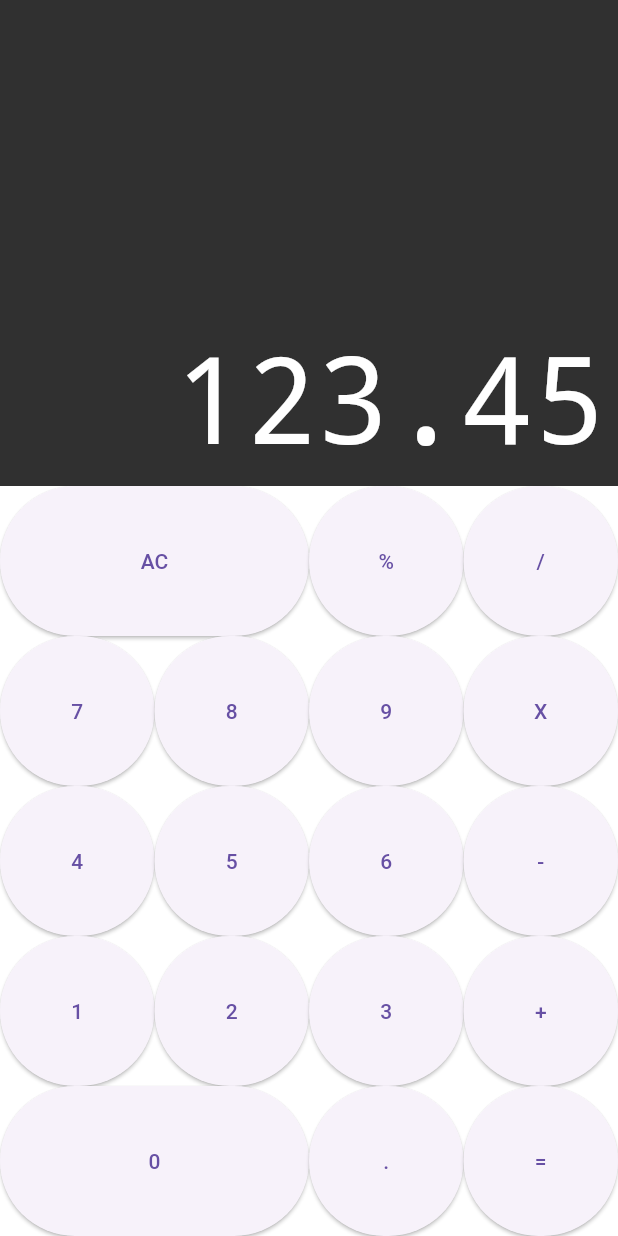
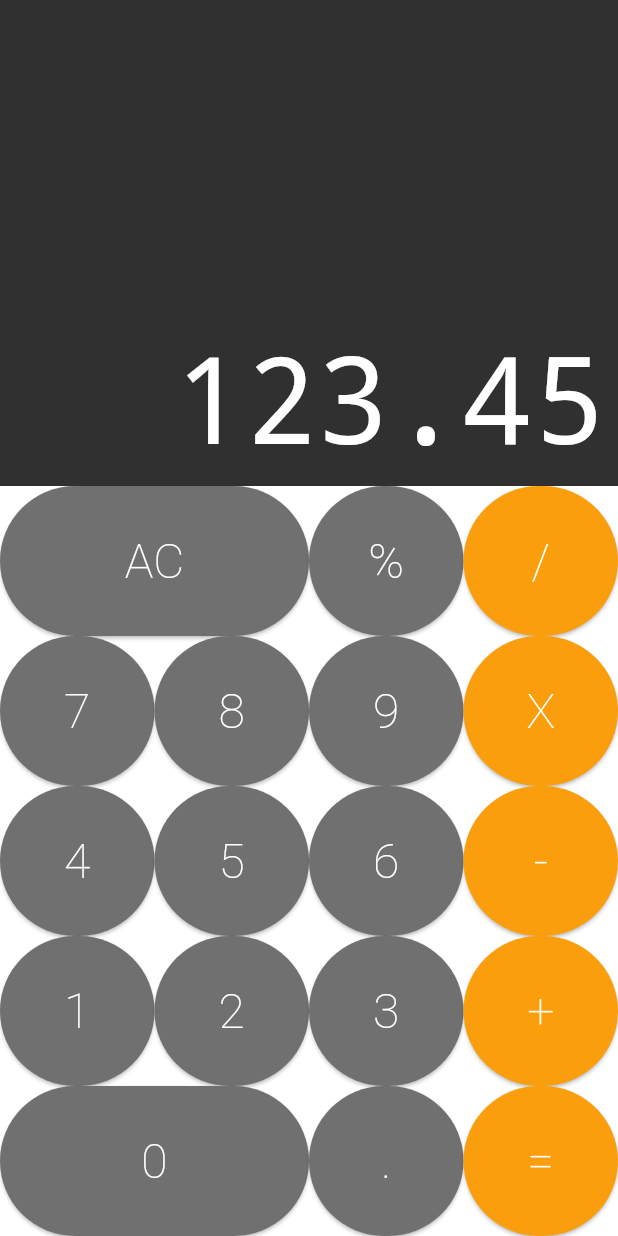
Before and after one commit to Eduardo-Alves-de-Sousa/Calculadora_dart, a Flutter app: the screen it shows after launch, on a phone screen of 412 x 824 dp. Run offline on Flutter 3.47's test engine with Material 3 defaults, Android fonts, the phone set to English and light mode, and no system bars; drawn by our look-alikes of auto_size_text.

Commit message:
inserindo: cores nos buttons e principalmente cores nos operadores (/,x,-,+,=).

```diff
--- a/lib/components/button.dart
+++ b/lib/components/button.dart
@@ -1,17 +1,36 @@
 import 'package:flutter/material.dart';
 
 class Button extends StatelessWidget {
-  const Button({super.key, required this.text, this.big = false});
+  const Button({super.key, required this.text, this.big = false, this.color = DEFALT});
+  const Button.big({super.key, required this.text, this.big = true, this.color = DEFALT});
+  const Button.operation({super.key, required this.text, this.big = false, this.color = OPERATION});
+
+  static const DARK = Color.fromRGBO(82, 82, 82, 1);
+  static const DEFALT = Color.fromRGBO(112, 112, 112, 1);
+  static const OPERATION = Color.fromRGBO(250, 158, 13, 1);
 
   final String text;
   final bool big;
+  final Color color;
+
 
   @override
   Widget build(BuildContext context) {
     return Expanded(
       flex: big ? 2 : 1,
       child: ElevatedButton(
-        child: Text(text),
+        style: ElevatedButton.styleFrom(
+          foregroundColor: Colors.white, // Define a cor do texto do botão
+          backgroundColor: color, // Define a cor do texto do botão
+        ),
+        child: Text(
+          text,
+          style: const TextStyle(
+            color: Colors.white,
+            fontSize: 32,
+            fontWeight: FontWeight.w200
+          ),
+        ),
         onPressed: (){},
       ),
     );
--- a/lib/components/keyboard.dart
+++ b/lib/components/keyboard.dart
@@ -12,32 +12,32 @@ class Keyboard extends StatelessWidget {
       child: Column(
         children: <Widget>[
           ButtonRow([
-            Button(text: 'AC', big: true),
+            Button.big(text: 'AC'),
             Button(text: '%'),
-            Button(text: '/'),
+            Button.operation(text: '/'),
           ]),
           ButtonRow([
             Button(text: '7'),
             Button(text: '8'),
             Button(text: '9'),
-            Button(text: 'X'),
+            Button.operation(text: 'X'),
           ]),
           ButtonRow([
             Button(text: '4'),
             Button(text: '5'),
             Button(text: '6'),
-            Button(text: '-'),
+            Button.operation(text: '-'),
           ]),
           ButtonRow([
             Button(text: '1'),
             Button(text: '2'),
             Button(text: '3'),
-            Button(text: '+'),
+            Button.operation(text: '+'),
           ]),
           ButtonRow([
-            Button(text: '0', big: true),
+            Button.big(text: '0'),
             Button(text: '.'),
-            Button(text: '='),
+            Button.operation(text: '='),
           ]),
         ],
       ),
```
